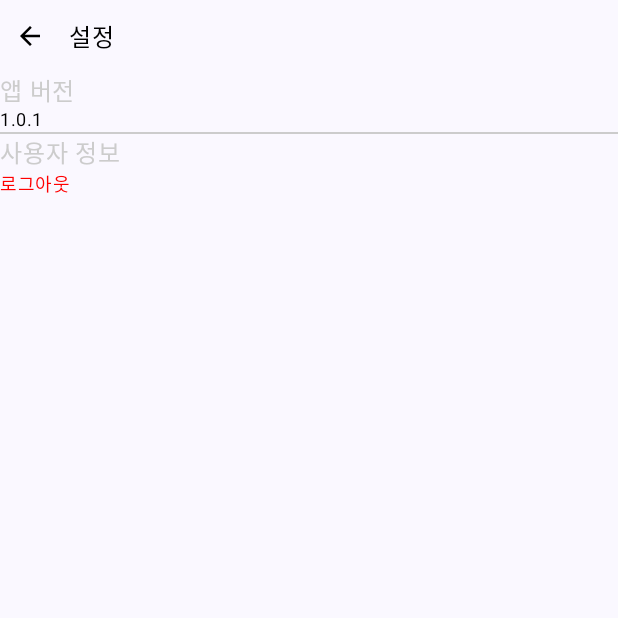
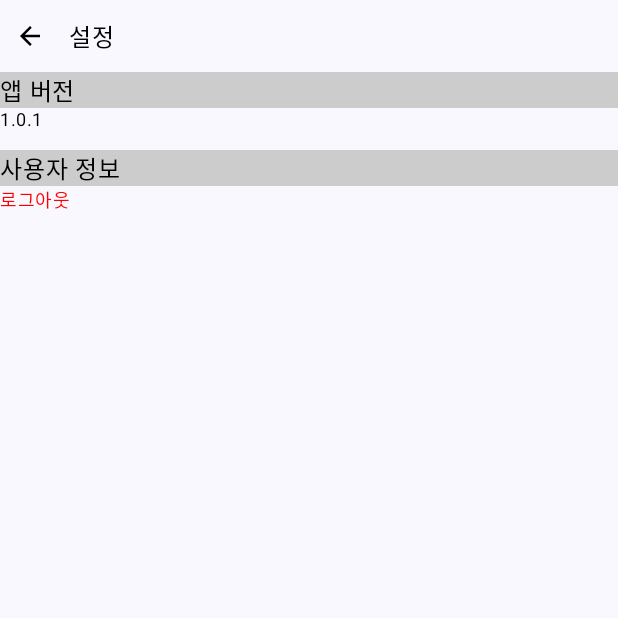
Before and after one commit to jeongmin1230/TodoList, an Android app built with Jetpack Compose: the composable SettingScreen shown on its own in the app's theme, on a phone screen of 412 x 824 dp, the top half of it. Run offline under Robolectric (Android 15) with nearby library versions, the phone set to English and light mode, and no system bars; our stand-ins replace Firebase (no records; nobody signed in at launch, a user with empty details on screens opened directly); 1 statement that could not run was skipped.

Commit message:
<Main.kt> - drawer 배경 색 추가
<Setting.kt>
- 화면 조정

"1.0.1" 2023. 07. 30(일)

```diff
--- a/app/src/main/java/com/todo/todolist/Main.kt
+++ b/app/src/main/java/com/todo/todolist/Main.kt
@@ -79,6 +79,7 @@ fun MainScreen() {
                 }
             }
         },
+        drawerContainerColor = Color.LightGray,
         content = {
             Column(modifier = Modifier.fillMaxSize()) {
                 NavHost(drawerNavController, startDestination = NavDrawer.Home.screenRoute) {
--- a/app/src/main/java/com/todo/todolist/screen/drawer/Setting.kt
+++ b/app/src/main/java/com/todo/todolist/screen/drawer/Setting.kt
@@ -3,11 +3,9 @@ package com.todo.todolist.screen.drawer
 import android.content.Context
 import android.content.Intent
 import android.widget.Toast
-import androidx.compose.foundation.BorderStroke
-import androidx.compose.foundation.border
+import androidx.compose.foundation.background
 import androidx.compose.foundation.clickable
 import androidx.compose.foundation.layout.*
-import androidx.compose.material3.Divider
 import androidx.compose.material3.MaterialTheme
 import androidx.compose.material3.Text
 import androidx.compose.runtime.*
@@ -32,18 +30,22 @@ fun SettingScreen(drawerController: NavHostController) {
         AppBar(text = stringResource(id = R.string.setting)) { drawerController.popBackStack() }
         Text(
             text = stringResource(id = R.string.app_version),
-            style = MaterialTheme.typography.bodyLarge.copy(Color.LightGray),
-            modifier = Modifier.fillMaxWidth()
+            style = MaterialTheme.typography.bodyLarge.copy(Color.Black),
+            modifier = Modifier
+                .background(Color.LightGray)
+                .fillMaxWidth()
         )
         Text(
             text = BuildConfig.VERSION_NAME,
-            style = MaterialTheme.typography.bodySmall.copy(Color.Black)
+            style = MaterialTheme.typography.bodySmall.copy(Color.Black),
+            modifier = Modifier.padding(bottom = 12.dp)
         )
-        Divider(modifier = Modifier.border(BorderStroke(1.dp, Color.LightGray)))
         Text(
             text = stringResource(id = R.string.user_state),
-            style = MaterialTheme.typography.bodyLarge.copy(Color.LightGray),
-            modifier = Modifier.fillMaxWidth()
+            style = MaterialTheme.typography.bodyLarge.copy(Color.Black),
+            modifier = Modifier
+                .background(Color.LightGray)
+                .fillMaxWidth()
         )
         Text(text = stringResource(id = R.string.logout),
             style = MaterialTheme.typography.bodySmall.copy(Color.Red),
```
